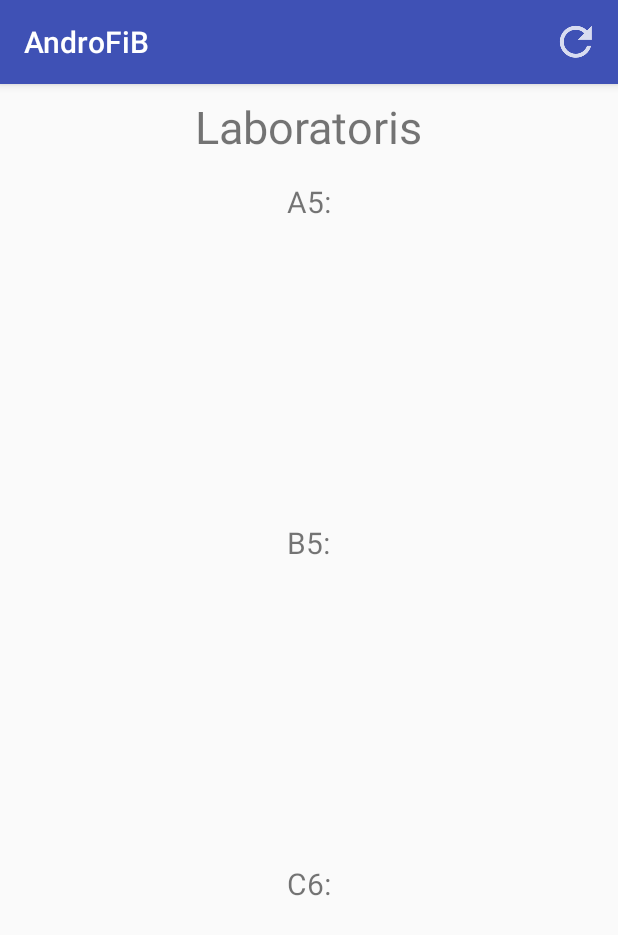
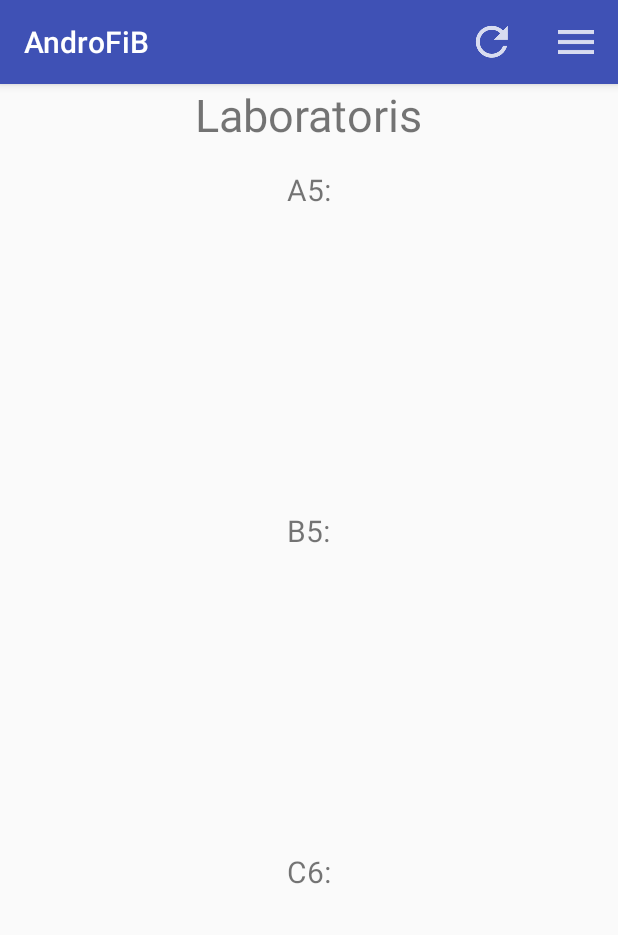
Before and after one commit to TheMatrix97/AndroFiB, an Android app: the screen it shows after launch (MainActivity), on a phone screen of 412 x 824 dp. Shown: the top 935 px of the screen. Run offline under Robolectric (Android 15) with nearby library versions, the phone set to English and light mode, and no system bars; 1 statement that could not run was skipped.

Commit message:
add Menu nav

```diff
--- a/AndroFiB/app/src/main/res/layout/activity_main.xml
+++ b/AndroFiB/app/src/main/res/layout/activity_main.xml
@@ -4,74 +4,67 @@
 <RelativeLayout xmlns:android="http://schemas.android.com/apk/res/android"
     android:layout_width="match_parent"
     android:layout_height="match_parent"
-    android:paddingLeft="16dp"
-    android:paddingRight="16dp"
-    android:paddingTop="8dp"
-    android:paddingBottom="8dp"
     android:orientation="vertical"
     android:id="@+id/content">
+
     <ScrollView
         android:layout_width="match_parent"
         android:layout_height="match_parent">
+
         <LinearLayout
             android:layout_width="match_parent"
             android:layout_height="match_parent"
             android:orientation="vertical">
+
             <TextView
                 android:layout_width="wrap_content"
                 android:layout_height="wrap_content"
+                android:layout_gravity="center"
+                android:layout_marginBottom="16dp"
                 android:text="@string/labs"
-                android:textSize="30sp"
-                android:layout_gravity="center"
-                android:layout_marginBottom="16dp"/>
+                android:textSize="30sp" />
             <!-- A5 -->
             <TextView
-                android:textSize="20sp"
                 android:layout_width="wrap_content"
                 android:layout_height="wrap_content"
+                android:layout_gravity="center"
                 android:text="A5:"
-                android:layout_gravity="center"
-                />
+                android:textSize="20sp" />
 
             <ImageView
-                android:padding="8dp"
                 android:id="@+id/A5"
                 android:layout_width="match_parent"
                 android:layout_height="200dp"
-                android:src="@drawable/ic_image_default"
-                />
+                android:padding="8dp"
+                android:src="@drawable/ic_image_default" />
             <!-- B5 -->
             <TextView
-                android:textSize="20sp"
                 android:layout_width="wrap_content"
                 android:layout_height="wrap_content"
+                android:layout_gravity="center"
                 android:text="B5:"
-                android:layout_gravity="center"
-                />
+                android:textSize="20sp" />
 
             <ImageView
-                android:padding="8dp"
                 android:id="@+id/B5"
                 android:layout_width="match_parent"
                 android:layout_height="200dp"
-                android:src="@drawable/ic_image_default"
-                />
+                android:padding="8dp"
+                android:src="@drawable/ic_image_default" />
             <!-- C6 -->
             <TextView
-                android:textSize="20sp"
                 android:layout_width="wrap_content"
                 android:layout_height="wrap_content"
+                android:layout_gravity="center"
                 android:text="C6:"
-                android:layout_gravity="center"
-                />
+                android:textSize="20sp" />
 
             <ImageView
-                android:padding="8dp"
                 android:id="@+id/C6"
                 android:layout_width="match_parent"
                 android:layout_height="200dp"
-                android:src="@drawable/ic_image_default"
-                />
+                android:padding="8dp"
+                android:src="@drawable/ic_image_default" />
         </LinearLayout>
     </ScrollView>
     <ProgressBar
--- a/AndroFiB/app/src/main/res/menu/action_bar.xml
+++ b/AndroFiB/app/src/main/res/menu/action_bar.xml
@@ -6,5 +6,11 @@
         android:title="refresh"
         app:showAsAction="ifRoom"
         />
+    <item android:id="@+id/nav"
+        android:icon="@drawable/ic_action_nav"
+        android:title="nav"
+        app:showAsAction="always"
+        android:onClick="OnClickNav"
+    />
 
 </menu>
--- /dev/null
+++ b/AndroFiB/app/src/main/res/menu/nav.xml
@@ -0,0 +1,10 @@
+<?xml version="1.0" encoding="utf-8"?>
+<menu xmlns:android="http://schemas.android.com/apk/res/android">
+    <item android:id="@+id/avisos"
+        android:title="Mis avisos"
+        />
+    <item android:id="@+id/mapa"
+        android:title="Laboratorios"
+        />
+
+</menu>
```
Also changed, not shown: AndroFiB/app/src/main/AndroidManifest.xml (+6 -3 lines), AndroFiB/app/src/main/java/com/example/marc/androfib/AvisosActivity.java (added, +66 -0 lines), AndroFiB/app/src/main/java/com/example/marc/androfib/MainActivity.java (+32 -0 lines), AndroFiB/app/src/main/res/layout/activity_avisos.xml (added, +10 -0 lines), AndroFiB/app/src/main/ic_logo_fib-web.png (added), AndroFiB/app/src/main/res/drawable-hdpi/ic_action_nav.png (added), AndroFiB/app/src/main/res/drawable-mdpi/ic_action_nav.png (added), AndroFiB/app/src/main/res/drawable-xhdpi/ic_action_nav.png (added), AndroFiB/app/src/main/res/drawable-xxhdpi/ic_action_nav.png (added), AndroFiB/app/src/main/res/mipmap-hdpi/ic_logo_fib.png (added), AndroFiB/app/src/main/res/mipmap-mdpi/ic_logo_fib.png (added), AndroFiB/app/src/main/res/mipmap-xhdpi/ic_logo_fib.png (added), AndroFiB/app/src/main/res/mipmap-xxhdpi/ic_logo_fib.png (added), AndroFiB/app/src/main/res/mipmap-xxxhdpi/ic_logo_fib.png (added).
